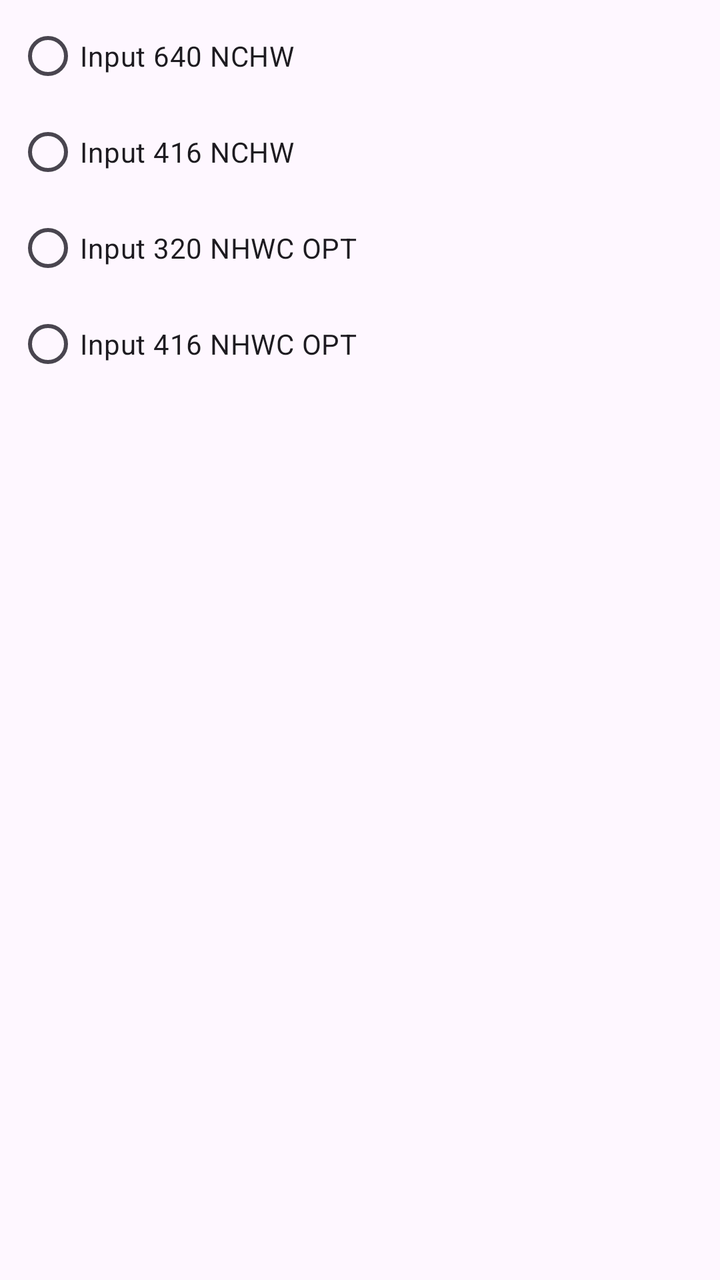
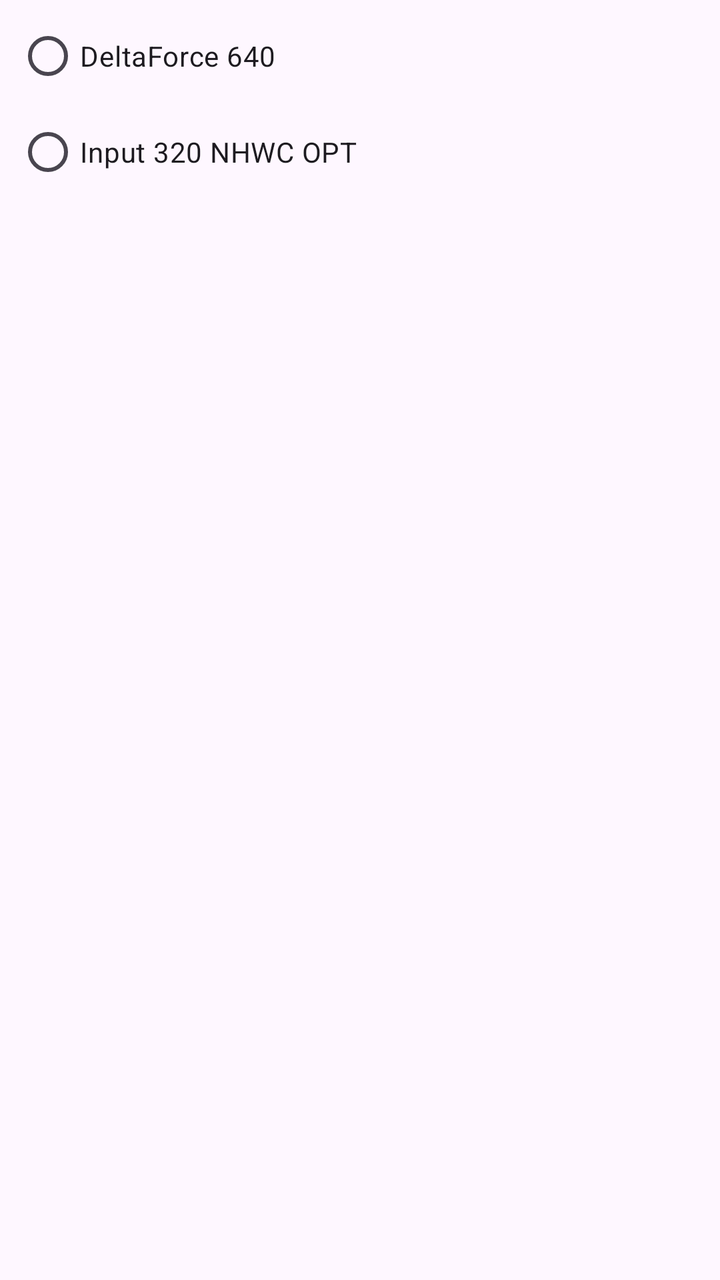

Two renders of the same Android screen: before a commit and after it. Below are the layout's source before the change and the commit's diff.
<!-- AndroidManifest.xml: application theme Theme.FPlus -->
<!-- res/layout/settings_child_model.xml -->
<?xml version="1.0" encoding="utf-8"?>
<RadioGroup xmlns:android="http://schemas.android.com/apk/res/android"
    android:id="@+id/radio_model"
    android:layout_width="match_parent"
    android:layout_height="wrap_content"
    android:orientation="vertical"
    android:paddingStart="8dp"
    android:paddingTop="4dp"
    android:paddingBottom="8dp">

    <RadioButton
        android:id="@+id/radio_model_default"
        android:layout_width="wrap_content"
        android:layout_height="wrap_content"
        android:text="@string/model_default" />

    <RadioButton
        android:id="@+id/radio_model_416"
        android:layout_width="wrap_content"
        android:layout_height="wrap_content"
        android:text="@string/model_416" />

    <RadioButton
        android:id="@+id/radio_model_320_opt"
        android:layout_width="wrap_content"
        android:layout_height="wrap_content"
        android:text="@string/model_320_opt" />

    <RadioButton
        android:id="@+id/radio_model_416_opt"
        android:layout_width="wrap_content"
        android:layout_height="wrap_content"
        android:text="@string/model_416_opt" />
</RadioGroup>
<!-- resources referenced by this layout -->
<resources>
  <string name="model_320_opt">Input 320 NHWC OPT</string>
  <string name="model_416">Input 416 NCHW</string>
  <string name="model_416_opt">Input 416 NHWC OPT</string>
  <string name="model_default">Input 640 NCHW</string>
  <style name="Theme.FPlus" parent="Base.Theme.FPlus" />
  <style name="Base.Theme.FPlus" parent="Theme.Material3.DayNight.NoActionBar">
          <item name="colorPrimary">@color/accent</item>
      </style>
  <color name="accent">#38BDF8</color>
</resources>

<!-- the commit's change to res/layout/settings_child_model.xml (unified diff, before → after) -->
@@ -9,26 +9,14 @@
     android:paddingBottom="8dp">
 
     <RadioButton
-        android:id="@+id/radio_model_default"
+        android:id="@+id/radio_model_delta"
         android:layout_width="wrap_content"
         android:layout_height="wrap_content"
-        android:text="@string/model_default" />
-
-    <RadioButton
-        android:id="@+id/radio_model_416"
-        android:layout_width="wrap_content"
-        android:layout_height="wrap_content"
-        android:text="@string/model_416" />
+        android:text="@string/model_delta" />
 
     <RadioButton
         android:id="@+id/radio_model_320_opt"
         android:layout_width="wrap_content"
         android:layout_height="wrap_content"
         android:text="@string/model_320_opt" />
-
-    <RadioButton
-        android:id="@+id/radio_model_416_opt"
-        android:layout_width="wrap_content"
-        android:layout_height="wrap_content"
-        android:text="@string/model_416_opt" />
 </RadioGroup>
<!-- resource entries referenced after the edit -->
@@ -1,13 +1,22 @@
 <!-- resources referenced by this layout -->
 <resources>
   <string name="model_320_opt">Input 320 NHWC OPT</string>
-  <string name="model_416">Input 416 NCHW</string>
-  <string name="model_416_opt">Input 416 NHWC OPT</string>
-  <string name="model_default">Input 640 NCHW</string>
+  <string name="model_delta">DeltaForce 640</string>
   <style name="Theme.FPlus" parent="Base.Theme.FPlus" />
   <style name="Base.Theme.FPlus" parent="Theme.Material3.DayNight.NoActionBar">
           <item name="colorPrimary">@color/accent</item>
+  
+          
+          <item name="shapeAppearanceCornerExtraSmall">@style/ShapeAppearance.FPlus.NoCorner</item>
+          <item name="shapeAppearanceCornerSmall">@style/ShapeAppearance.FPlus.NoCorner</item>
+          <item name="shapeAppearanceCornerMedium">@style/ShapeAppearance.FPlus.NoCorner</item>
+          <item name="shapeAppearanceCornerLarge">@style/ShapeAppearance.FPlus.NoCorner</item>
+          <item name="shapeAppearanceCornerExtraLarge">@style/ShapeAppearance.FPlus.NoCorner</item>
       </style>
   <color name="accent">#38BDF8</color>
+  <style name="ShapeAppearance.FPlus.NoCorner" parent="ShapeAppearance.Material3.Corner.Small">
+          <item name="cornerFamily">rounded</item>
+          <item name="cornerSize">0dp</item>
+      </style>
 </resources>
 
